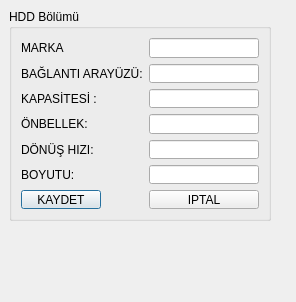
First picture: the form in UI/VeriFormlari/tmohddtanimlamaformu.ui, repository onur35iii/TeknolojiMarketiOtomasyonu, before the edit.
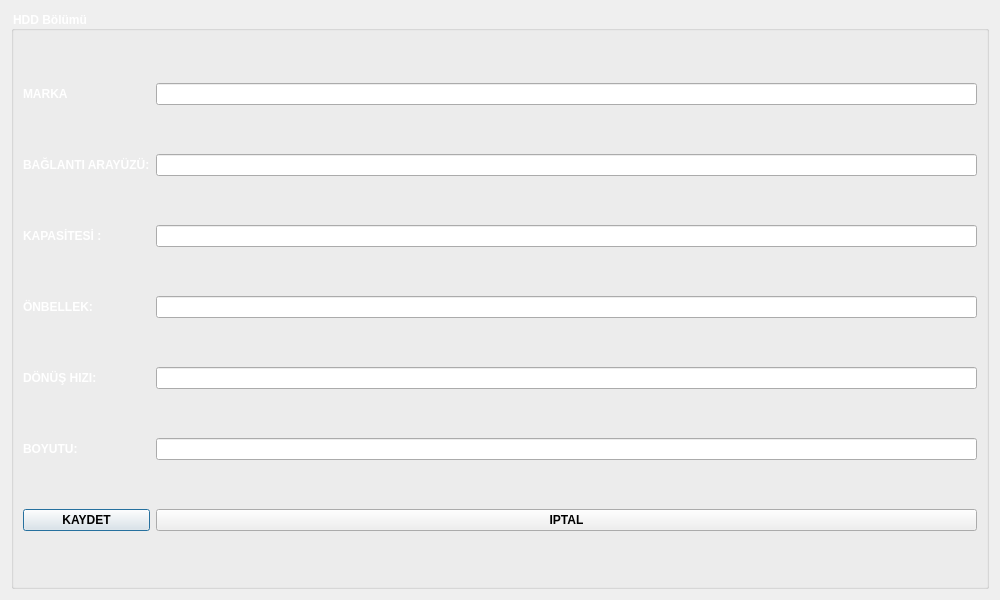
Second picture: the form after the edit. Icons and pictures are not drawn.

```diff
--- a/UI/VeriFormlari/tmohddtanimlamaformu.ui
+++ b/UI/VeriFormlari/tmohddtanimlamaformu.ui
@@ -6,26 +6,51 @@
    <rect>
     <x>0</x>
     <y>0</y>
-    <width>296</width>
-    <height>302</height>
+    <width>1000</width>
+    <height>600</height>
    </rect>
   </property>
+  <property name="minimumSize">
+   <size>
+    <width>1000</width>
+    <height>600</height>
+   </size>
+  </property>
+  <property name="maximumSize">
+   <size>
+    <width>1000</width>
+    <height>600</height>
+   </size>
+  </property>
   <property name="windowTitle">
    <string>Dialog</string>
   </property>
+  <property name="styleSheet">
+   <string notr="true">TMOHDDTanimlamaFormu{
+
+	background-image: url(:/resimler/hdd.jpg);
+}
+
+QLabel {
+   font:Bold; 
+   color: #ffffff;
+}
+QGroupBox {
+    font:Bold;
+color: #ffffff;
+}
+QPushButton{font:Bold;}
+
+
+</string>
+  </property>
+  <layout class="QGridLayout" name="gridLayout">
+   <item row="0" column="0">
   <widget class="QGroupBox" name="GBHDDBolumu">
-   <property name="geometry">
-    <rect>
-     <x>9</x>
-     <y>9</y>
-     <width>262</width>
-     <height>212</height>
-    </rect>
-   </property>
    <property name="title">
     <string>HDD Bölümü</string>
    </property>
-   <layout class="QGridLayout" name="gridLayout">
+     <layout class="QGridLayout" name="gridLayout_2">
     <item row="0" column="0">
      <widget class="QLabel" name="LMarka">
       <property name="text">
@@ -36,7 +61,10 @@
       </property>
      </widget>
     </item>
-    <item row="1" column="0" colspan="2">
+      <item row="0" column="1">
+       <widget class="QLineEdit" name="LEMarka"/>
+      </item>
+      <item row="1" column="0">
      <widget class="QLabel" name="LBaglantiArayuzu">
       <property name="text">
        <string>BAĞLANTI ARAYÜZÜ:</string>
@@ -46,7 +74,7 @@
       </property>
      </widget>
     </item>
-    <item row="1" column="2">
+      <item row="1" column="1">
      <widget class="QLineEdit" name="LEBaglantiArayuzu"/>
     </item>
     <item row="2" column="0">
@@ -59,7 +87,7 @@
       </property>
      </widget>
     </item>
-    <item row="2" column="2">
+      <item row="2" column="1">
      <widget class="QLineEdit" name="LEKapasitesi"/>
     </item>
     <item row="3" column="0">
@@ -72,7 +100,7 @@
       </property>
      </widget>
     </item>
-    <item row="3" column="2">
+      <item row="3" column="1">
      <widget class="QLineEdit" name="LEOnbellek"/>
     </item>
     <item row="4" column="0">
@@ -85,7 +113,7 @@
       </property>
      </widget>
     </item>
-    <item row="4" column="2">
+      <item row="4" column="1">
      <widget class="QLineEdit" name="LEDonusHizi"/>
     </item>
     <item row="5" column="0">
@@ -98,7 +126,7 @@
       </property>
      </widget>
     </item>
-    <item row="5" column="2">
+      <item row="5" column="1">
      <widget class="QLineEdit" name="LEBoyutu"/>
     </item>
     <item row="6" column="0">
@@ -108,18 +136,17 @@
       </property>
      </widget>
     </item>
-    <item row="6" column="2">
+      <item row="6" column="1">
      <widget class="QPushButton" name="PBIptal">
       <property name="text">
        <string>IPTAL</string>
       </property>
      </widget>
     </item>
-    <item row="0" column="2">
-     <widget class="QLineEdit" name="LEMarka"/>
-    </item>
-   </layout>
-  </widget>
+     </layout>
+    </widget>
+   </item>
+  </layout>
  </widget>
  <tabstops>
   <tabstop>LEMarka</tabstop>
```
Lines whose indentation alone changed are shown as unchanged.
